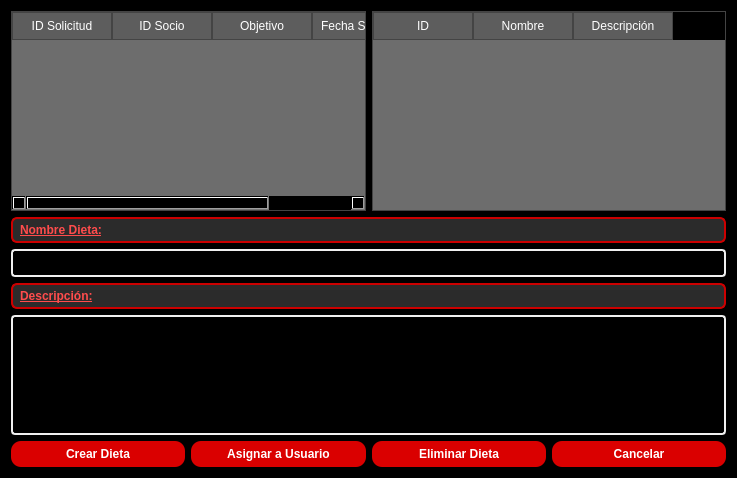
First picture: the form in src/vista/ui/CrearDieta.ui, repository OscaarMG/campasgym, before the edit.
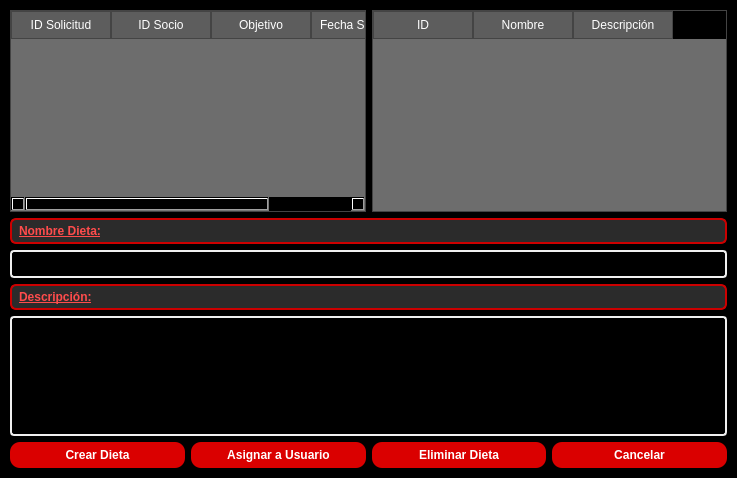
Second picture: the form after the edit.

Patch:
```diff
--- a/src/vista/ui/CrearDieta.ui
+++ b/src/vista/ui/CrearDieta.ui
@@ -13,9 +13,30 @@
   <property name="windowTitle">
    <string>Asignar Dietas</string>
   </property>
+  <layout class="QVBoxLayout" name="verticalLayout_2">
+   <property name="leftMargin">
+    <number>0</number>
+   </property>
+   <property name="topMargin">
+    <number>0</number>
+   </property>
+   <property name="rightMargin">
+    <number>0</number>
+   </property>
+   <property name="bottomMargin">
+    <number>0</number>
+   </property>
+   <item>
+    <widget class="QFrame" name="mainFrame">
   <property name="styleSheet">
    <string notr="true">background-color:#000000</string>
   </property>
+     <property name="frameShape">
+      <enum>QFrame::StyledPanel</enum>
+     </property>
+     <property name="frameShadow">
+      <enum>QFrame::Raised</enum>
+     </property>
   <layout class="QVBoxLayout" name="verticalLayout">
    <item>
     <layout class="QHBoxLayout" name="horizontalTop">
@@ -417,6 +438,9 @@
       </layout>
      </item>
     </layout>
+      </item>
+     </layout>
+    </widget>
    </item>
   </layout>
  </widget>
```
Left out of the diff: 20 changed lines with no effect on the pictures. Lines whose indentation alone changed are shown as unchanged.
